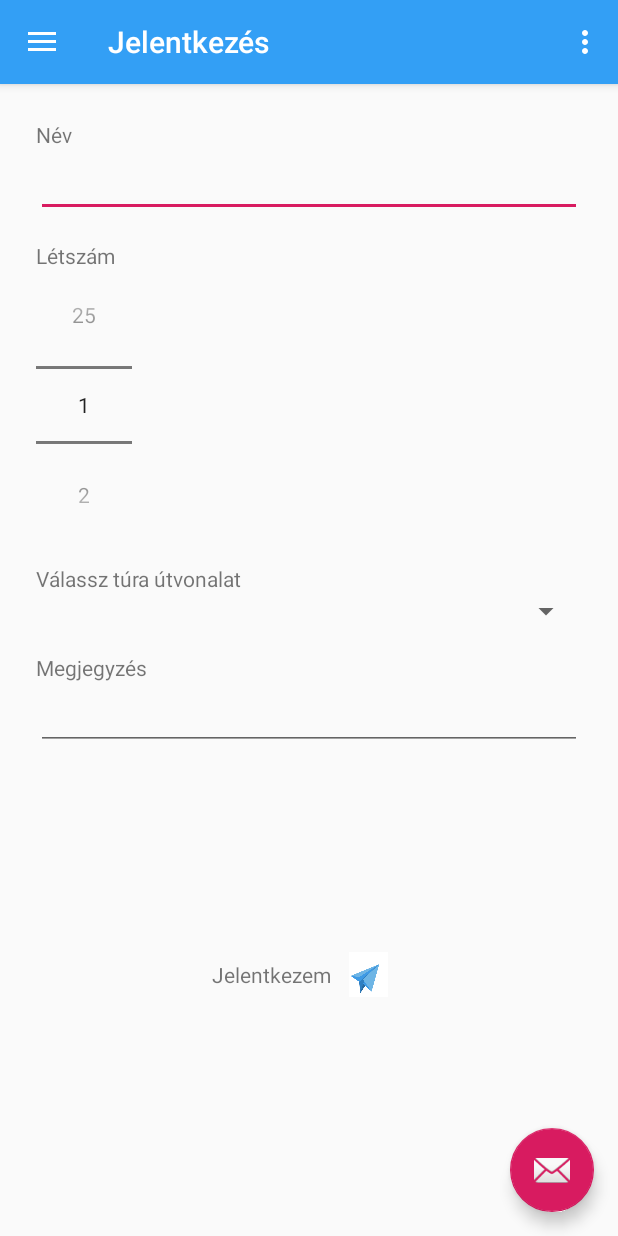
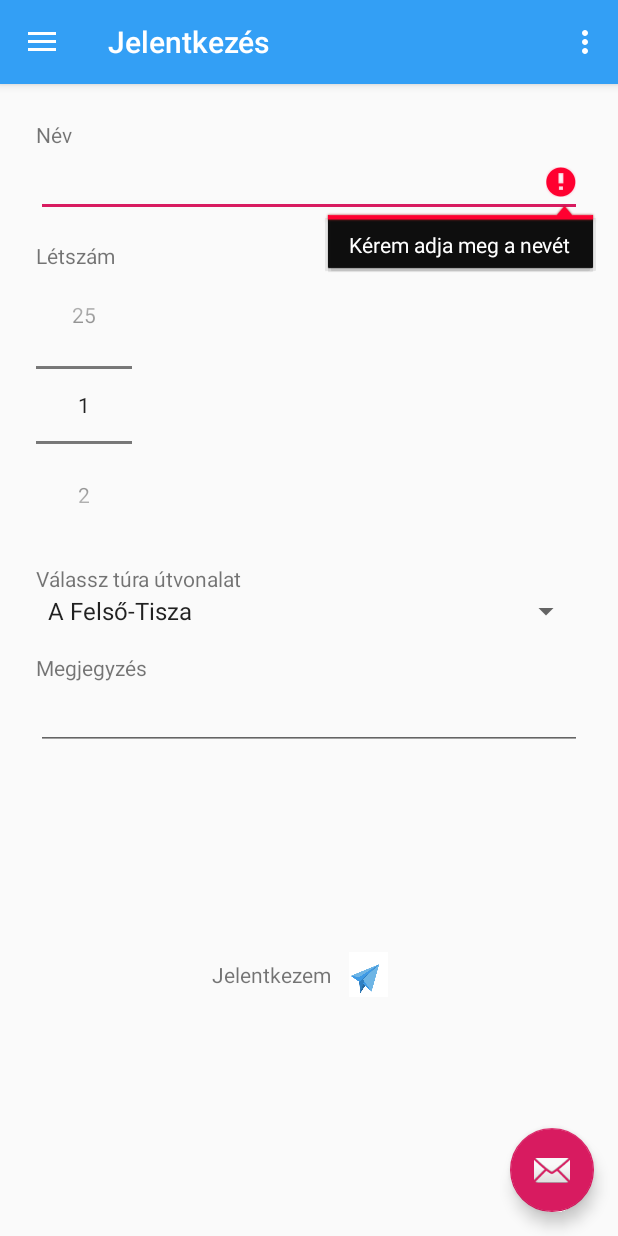
Before and after one commit to kisbanzs/mobilonlab, an Android app: the screen it shows after launch (MainActivity), in the side drawer, after a tap on "Jelentkezés", on a phone screen of 412 x 824 dp. Run offline under Robolectric (Android 15) with nearby library versions, the phone set to English and light mode, and no system bars; our stand-ins replace navigation-ui.

Commit message:
Túra útvonalak kiválasztása hozzáadva

```diff
--- a/onlab/app/src/main/java/hu/bme/aut/vizivandor/ui/send/SendFragment.java
+++ b/onlab/app/src/main/java/hu/bme/aut/vizivandor/ui/send/SendFragment.java
@@ -6,6 +6,7 @@ import android.util.Log;
 import android.view.LayoutInflater;
 import android.view.View;
 import android.view.ViewGroup;
+import android.widget.ArrayAdapter;
 import android.widget.Button;
 import android.widget.EditText;
 import android.widget.ImageButton;
@@ -69,6 +70,13 @@ public class SendFragment extends Fragment {
             });
         }
 
+        String [] values =
+                {"A Felső-Tisza","Tokaj és a Bodrogzug","Dunakanyar túra","A Szigetköz szépségei","Vízivándor tábor az Alsó-Dunán","Vízivándor túra a Körösökön","Vízivándor tábor a Tisza-tavon"};
+        Spinner spinner = (Spinner) root.findViewById(R.id.turak);
+        ArrayAdapter<String> adapter = new ArrayAdapter<String>(this.getActivity(), android.R.layout.simple_spinner_item, values);
+        adapter.setDropDownViewResource(android.R.layout.simple_dropdown_item_1line);
+        spinner.setAdapter(adapter);
+
         //eTo = (EditText)findViewById(R.id.txtTo);
         //eSubject = (EditText)findViewById(R.id.txtSub);
         eNev = (EditText)root.findViewById(R.id.text_send);
@@ -76,6 +84,10 @@ public class SendFragment extends Fragment {
         eTurahely = (Spinner)root.findViewById(R.id.turak);
         eMsg = (EditText)root.findViewById(R.id.txtMsg);
         btn = (ImageButton)root.findViewById(R.id.btnSend);
+
+        if( eNev.getText().toString().length() == 0 )
+            eNev.setError( "Kérem adja meg a nevét" );
+
         btn.setOnClickListener(new View.OnClickListener() {
             @Override
             public void onClick(View v) {
@@ -83,9 +95,10 @@ public class SendFragment extends Fragment {
                 //it.putExtra(Intent.EXTRA_EMAIL, new String[]{eTo.getText().toString()});
                 //it.putExtra(Intent.EXTRA_SUBJECT,eSubject.getText().toString());
                 it.putExtra(Intent.EXTRA_EMAIL, new String[]{"zsofi.kisban@gmail.com"});
-                it.putExtra(Intent.EXTRA_SUBJECT, "Vizivandor jelentkezes");
-                it.putExtra(Intent.EXTRA_TEXT,"Vizivándor táborra jelentkezem "
+                it.putExtra(Intent.EXTRA_SUBJECT, "Vízivándor jelentkezés");
+                it.putExtra(Intent.EXTRA_TEXT,"Vízivándor táborra jelentkezem "
                         + eLetszam.getValue() + "db fővel \n\n"
+                        + String.valueOf(eTurahely.getSelectedItem()) + " túrahelyre. \n"
                         + "Egyéb megjegyzésem: " + eMsg.getText() + "\n\n"
                         + "Üdvözlettel: \n" + eNev.getText());
                 it.setType("message/rfc822");
```
Also changed, not shown: onlab/app/src/main/res/layout/fragment_send.xml (line endings or trailing spaces).
